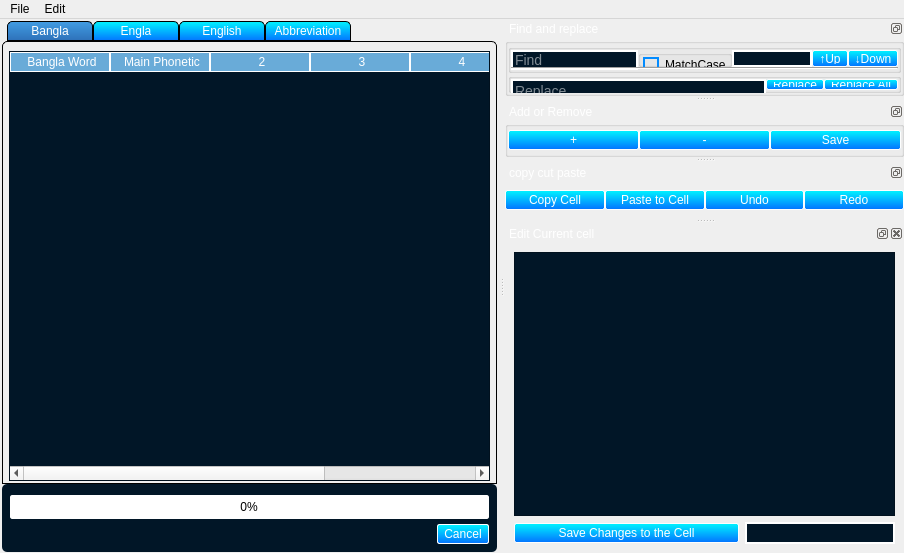
Qt form Uis/WordManagerUi.ui (nabil-bot/kontho-2023) before a commit.
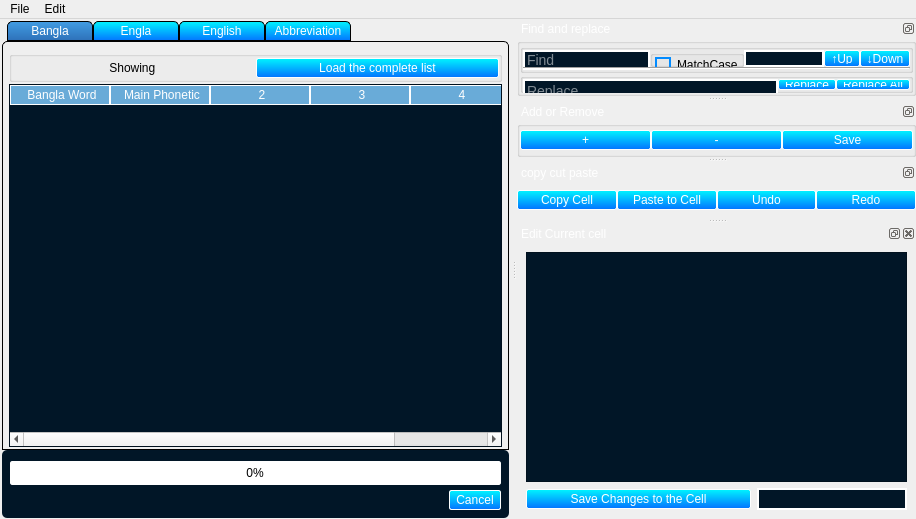
The same form after that commit. Icons and pictures are not drawn.

Patch:
```diff
--- a/Uis/WordManagerUi.ui
+++ b/Uis/WordManagerUi.ui
@@ -6,8 +6,8 @@
    <rect>
     <x>0</x>
     <y>0</y>
-    <width>904</width>
-    <height>553</height>
+    <width>916</width>
+    <height>519</height>
    </rect>
   </property>
   <property name="windowTitle">
@@ -176,8 +176,14 @@
         <property name="spacing">
          <number>2</number>
         </property>
-        <item row="0" column="0" colspan="2">
+        <item row="2" column="0" colspan="2">
          <widget class="QTableWidget" name="tableWidget">
+          <property name="enabled">
+           <bool>true</bool>
+          </property>
+          <property name="accessibleName">
+           <string notr="true"/>
+          </property>
           <property name="styleSheet">
            <string notr="true"/>
           </property>
@@ -206,11 +212,53 @@
             <string>4</string>
            </property>
           </column>
-          <column>
-           <property name="text">
-            <string>ANSI</string>
+         </widget>
+        </item>
+        <item row="1" column="0" colspan="2">
+         <widget class="QGroupBox" name="groupBox_6">
+          <property name="minimumSize">
+           <size>
+            <width>0</width>
+            <height>28</height>
+           </size>
+          </property>
+          <property name="title">
+           <string/>
+          </property>
+          <layout class="QHBoxLayout" name="horizontalLayout_4">
+           <property name="spacing">
+            <number>0</number>
            </property>
-          </column>
+           <property name="leftMargin">
+            <number>0</number>
+           </property>
+           <property name="topMargin">
+            <number>0</number>
+           </property>
+           <property name="rightMargin">
+            <number>0</number>
+           </property>
+           <property name="bottomMargin">
+            <number>0</number>
+           </property>
+           <item>
+            <widget class="QLabel" name="banglaLabel">
+             <property name="text">
+              <string>Showing </string>
+             </property>
+             <property name="alignment">
+              <set>Qt::AlignCenter</set>
+             </property>
+            </widget>
+           </item>
+           <item>
+            <widget class="QPushButton" name="LoadBanglaListPushBtn">
+             <property name="text">
+              <string>Load the complete list</string>
+             </property>
+            </widget>
+           </item>
+          </layout>
          </widget>
         </item>
        </layout>
@@ -404,7 +452,7 @@
     <rect>
      <x>0</x>
      <y>0</y>
-     <width>904</width>
+     <width>916</width>
      <height>21</height>
     </rect>
    </property>
```
Left out of the diff: 92 changed lines with no effect on the pictures.
